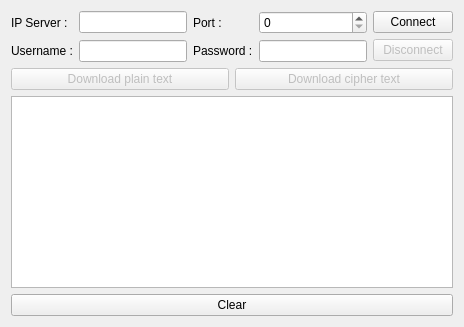
Before: the Qt Designer form CPP/ClientDocuments/Widget.ui in N4k1m/M18-OS, drawn with Qt 5.
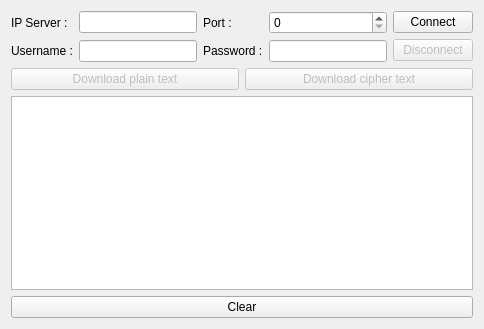
After: the same form once the commit is applied.

The edit to the form file:
```diff
--- a/CPP/ClientDocuments/Widget.ui
+++ b/CPP/ClientDocuments/Widget.ui
@@ -2,6 +2,14 @@
 <ui version="4.0">
  <class>Widget</class>
  <widget class="QWidget" name="Widget">
+  <property name="geometry">
+   <rect>
+    <x>0</x>
+    <y>0</y>
+    <width>484</width>
+    <height>329</height>
+   </rect>
+  </property>
   <property name="windowTitle">
    <string>Client Document</string>
   </property>
@@ -111,7 +119,11 @@
     </layout>
    </item>
    <item>
-    <widget class="QPlainTextEdit" name="plainTextEditConsole"/>
+    <widget class="QPlainTextEdit" name="plainTextEditConsole">
+     <property name="readOnly">
+      <bool>true</bool>
+     </property>
+    </widget>
    </item>
    <item>
     <widget class="QPushButton" name="pushButtonClear">
```
